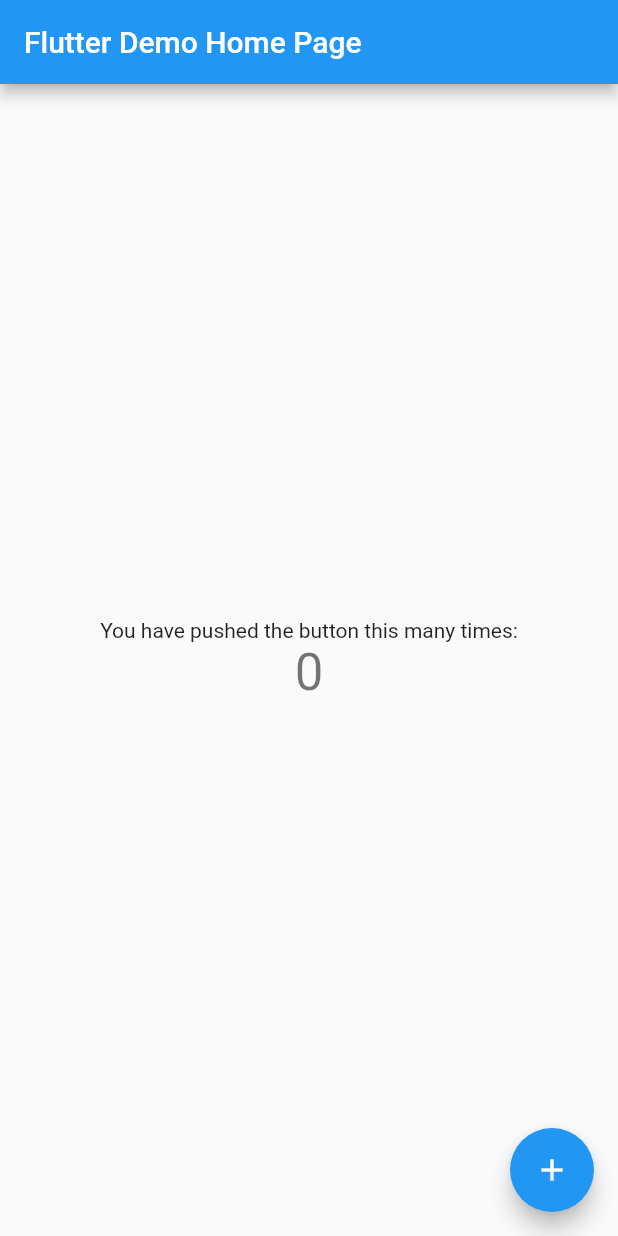
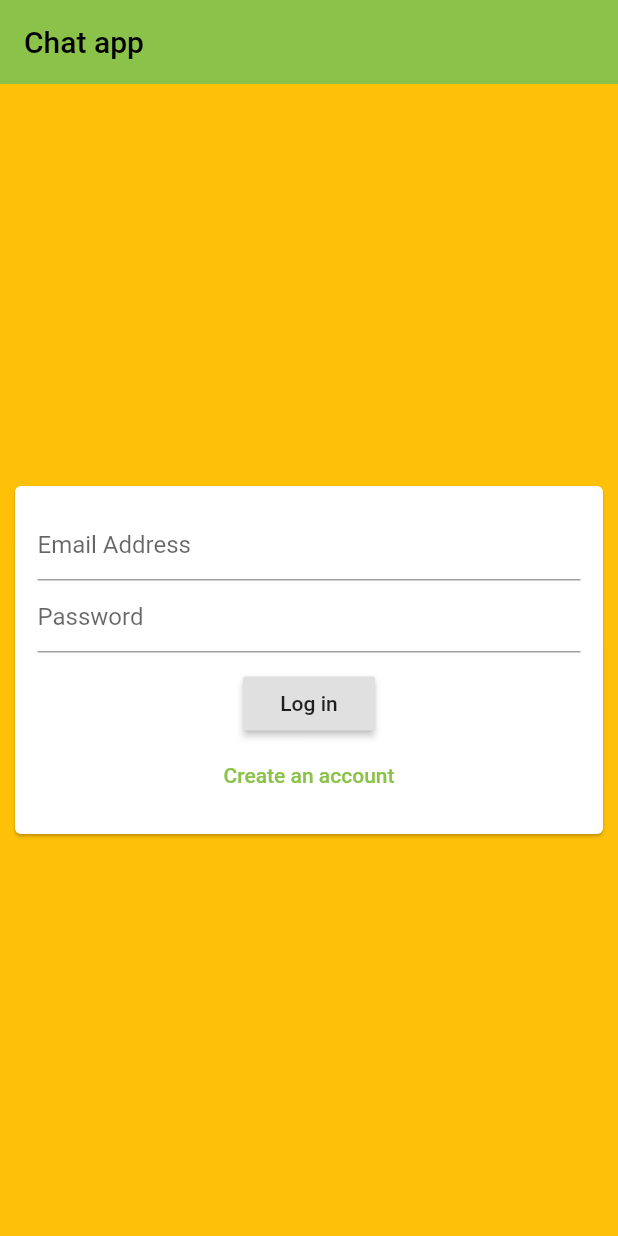
Before and after one commit to Earbaj/chatAppFlutter, a Flutter app: the screen it shows after launch, on a phone screen of 412 x 824 dp. Run offline on Flutter 3.47's test engine with Material 2 defaults, Android fonts, the phone set to English and light mode, and no system bars.

Commit message:
Design and create Auth Form

```diff
--- /dev/null
+++ b/lib/auth_form.dart
@@ -0,0 +1,96 @@
+import 'dart:io';
+import 'package:flutter/material.dart';
+
+class AuthForm extends StatefulWidget {
+  @override
+  _AuthFormState createState() => _AuthFormState();
+}
+
+class _AuthFormState extends State<AuthForm> {
+  final _formKey = GlobalKey<FormState>();
+  bool _isLogin = true;
+  String _userEmail = '';
+  String _userName = '';
+  String _userPassword = '';
+  @override
+  Widget build(BuildContext context) {
+    return Center(
+        child: Card(
+          margin: EdgeInsets.all(10.0),
+          child: SingleChildScrollView(
+            child: Padding(
+              padding: EdgeInsets.all(15.0),
+              child: Form(
+                key: _formKey,
+                child: Column(
+                  mainAxisSize: MainAxisSize.min,
+                  children: [
+                    TextFormField(
+                      key: ValueKey('email'),
+                      onSaved: (data) {
+                        _userEmail = data!;
+                      },
+                      validator: (value) {
+                        if (value!.isEmpty || !value.contains('@')) {
+                          return 'Please provide an email address';
+                        }
+                        return null;
+                      },
+                      decoration: InputDecoration(hintText: "Email Address"),
+                    ),
+                    if (!_isLogin)
+                      TextFormField(
+                        key: ValueKey('name'),
+                        onSaved: (data) {
+                          _userName = data!;
+                        },
+                        validator: (value) {
+                          if (value!.isEmpty) {
+                            return 'Please provide name';
+                          }
+                          return null;
+                        },
+                        decoration: InputDecoration(hintText: "User Name"),
+                      ),
+                    TextFormField(
+                      key: ValueKey('password'),
+                      onSaved: (data) {
+                        _userPassword = data!;
+                      },
+                      validator: (value) {
+                        if (value!.isEmpty || value.length < 6) {
+                          return 'Please provide an password 6 latter or character';
+                        }
+                        return null;
+                      },
+                      decoration: InputDecoration(
+                        hintText: "Password",
+                      ),
+                      obscureText: true,
+                    ),
+                    SizedBox(
+                      height: 10.0,
+                    ),
+                    RaisedButton(
+                      onPressed: () {
+                      },
+                      child: Text(_isLogin ? "Log in" : "Sign in"),
+                    ),
+                    TextButton(
+                      onPressed: () {
+                        setState(() {
+                          _isLogin = !_isLogin;
+                        });
+                      },
+                      child: _isLogin
+                          ? Text("Create an account")
+                          : Text("I already have an account"),
+                    ),
+                  ],
+                ),
+              ),
+            ),
+          ),
+        ));
+  }
+}
--- a/lib/main.dart
+++ b/lib/main.dart
@@ -1,6 +1,9 @@
 import 'package:flutter/material.dart';
 
-void main() {
+import 'auth_form.dart';
+
+void main() async {
+  WidgetsFlutterBinding.ensureInitialized();
   runApp(MyApp());
 }
 
@@ -20,94 +23,16 @@ class MyApp extends StatelessWidget {
         // or simply save your changes to "hot reload" in a Flutter IDE).
         // Notice that the counter didn't reset back to zero; the application
         // is not restarted.
-        primarySwatch: Colors.blue,
+        primarySwatch: Colors.lightGreen,
       ),
-      home: MyHomePage(title: 'Flutter Demo Home Page'),
+      home: Scaffold(
+        backgroundColor: Colors.amber,
+        appBar: AppBar(
+          elevation: 0,
+          title: Text("Chat app"),
+        ),
+        body: AuthForm(),
+      ),
     );
   }
 }
-
-class MyHomePage extends StatefulWidget {
-  MyHomePage({Key? key, required this.title}) : super(key: key);
-
-  // This widget is the home page of your application. It is stateful, meaning
-  // that it has a State object (defined below) that contains fields that affect
-  // how it looks.
-
-  // This class is the configuration for the state. It holds the values (in this
-  // case the title) provided by the parent (in this case the App widget) and
-  // used by the build method of the State. Fields in a Widget subclass are
-  // always marked "final".
-
-  final String title;
-
-  @override
-  _MyHomePageState createState() => _MyHomePageState();
-}
-
-class _MyHomePageState extends State<MyHomePage> {
-  int _counter = 0;
-
-  void _incrementCounter() {
-    setState(() {
-      // This call to setState tells the Flutter framework that something has
-      // changed in this State, which causes it to rerun the build method below
-      // so that the display can reflect the updated values. If we changed
-      // _counter without calling setState(), then the build method would not be
-      // called again, and so nothing would appear to happen.
-      _counter++;
-    });
-  }
-
-  @override
-  Widget build(BuildContext context) {
-    // This method is rerun every time setState is called, for instance as done
-    // by the _incrementCounter method above.
-    //
-    // The Flutter framework has been optimized to make rerunning build methods
-    // fast, so that you can just rebuild anything that needs updating rather
-    // than having to individually change instances of widgets.
-    return Scaffold(
-      appBar: AppBar(
-        // Here we take the value from the MyHomePage object that was created by
-        // the App.build method, and use it to set our appbar title.
-        title: Text(widget.title),
-      ),
-      body: Center(
-        // Center is a layout widget. It takes a single child and positions it
-        // in the middle of the parent.
-        child: Column(
-          // Column is also a layout widget. It takes a list of children and
-          // arranges them vertically. By default, it sizes itself to fit its
-          // children horizontally, and tries to be as tall as its parent.
-          //
-          // Invoke "debug painting" (press "p" in the console, choose the
-          // "Toggle Debug Paint" action from the Flutter Inspector in Android
-          // Studio, or the "Toggle Debug Paint" command in Visual Studio Code)
-          // to see the wireframe for each widget.
-          //
-          // Column has various properties to control how it sizes itself and
-          // how it positions its children. Here we use mainAxisAlignment to
-          // center the children vertically; the main axis here is the vertical
-          // axis because Columns are vertical (the cross axis would be
-          // horizontal).
-          mainAxisAlignment: MainAxisAlignment.center,
-          children: <Widget>[
-            Text(
-              'You have pushed the button this many times:',
-            ),
-            Text(
-              '$_counter',
-              style: Theme.of(context).textTheme.headline4,
-            ),
-          ],
-        ),
-      ),
-      floatingActionButton: FloatingActionButton(
-        onPressed: _incrementCounter,
-        tooltip: 'Increment',
-        child: Icon(Icons.add),
-      ), // This trailing comma makes auto-formatting nicer for build methods.
-    );
-  }
-}
```
